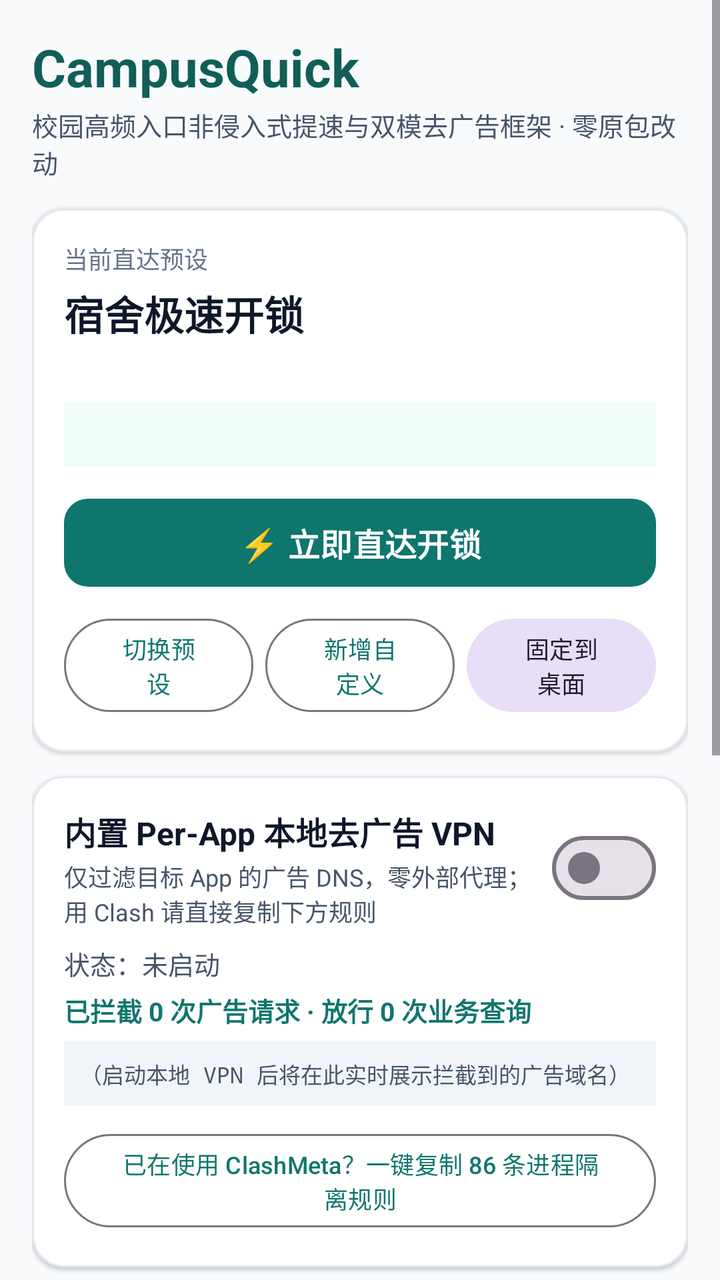
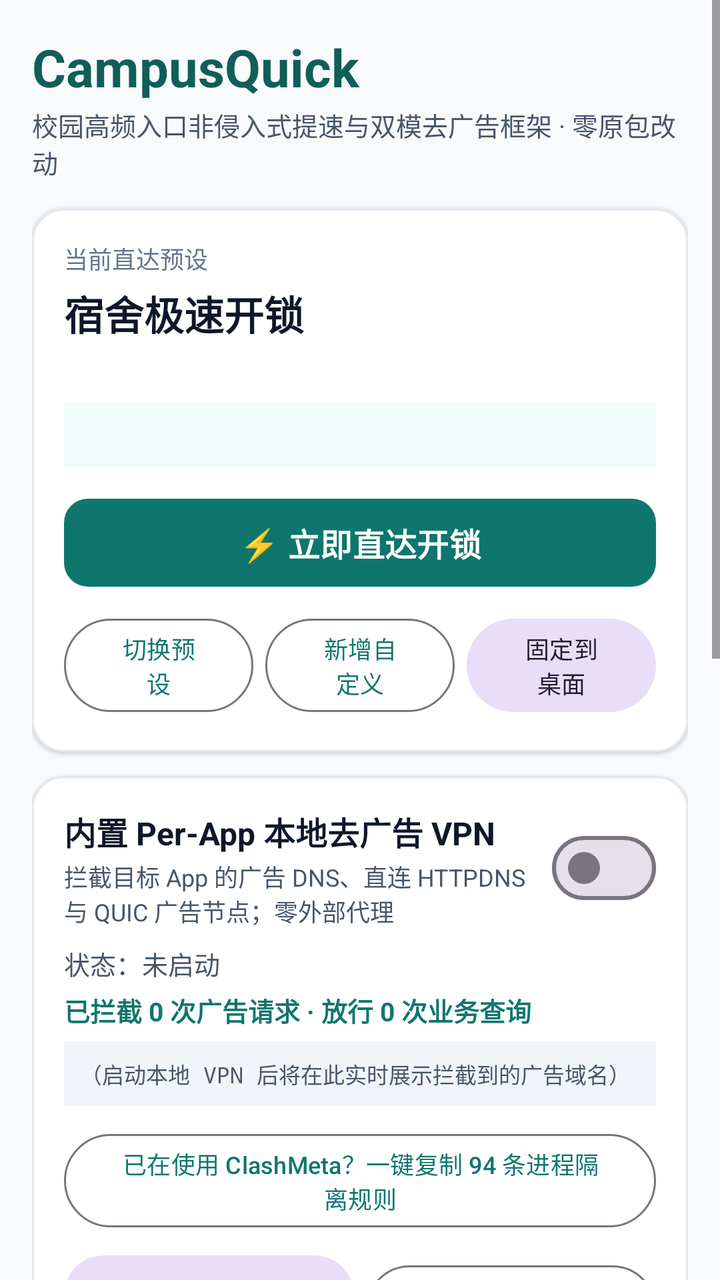

Compare the two renders of this Android layout. The source of the first and the diff that turns it into the second are given below.
<!-- AndroidManifest.xml: application theme Theme.CampusQuick -->
<!-- res/layout/activity_main.xml -->
<?xml version="1.0" encoding="utf-8"?>
<ScrollView xmlns:android="http://schemas.android.com/apk/res/android"
    xmlns:app="http://schemas.android.com/apk/res-auto"
    android:layout_width="match_parent"
    android:layout_height="match_parent"
    android:background="@color/bg_page"
    android:fillViewport="true">

    <LinearLayout
        android:layout_width="match_parent"
        android:layout_height="wrap_content"
        android:orientation="vertical"
        android:padding="16dp">

        
        <TextView
            android:layout_width="wrap_content"
            android:layout_height="wrap_content"
            android:text="CampusQuick"
            android:textColor="@color/brand_primary_dark"
            android:textSize="26sp"
            android:textStyle="bold" />

        <TextView
            android:layout_width="wrap_content"
            android:layout_height="wrap_content"
            android:layout_marginTop="2dp"
            android:layout_marginBottom="14dp"
            android:text="校园高频入口非侵入式提速与双模去广告框架 · 零原包改动"
            android:textColor="@color/text_secondary"
            android:textSize="13sp" />

        
        <com.google.android.material.card.MaterialCardView
            android:layout_width="match_parent"
            android:layout_height="wrap_content"
            app:cardBackgroundColor="@color/card_bg"
            app:cardCornerRadius="16dp"
            app:cardElevation="1dp"
            app:strokeColor="@color/card_stroke"
            app:strokeWidth="1dp">

            <LinearLayout
                android:layout_width="match_parent"
                android:layout_height="wrap_content"
                android:orientation="vertical"
                android:padding="16dp">

                <TextView
                    android:layout_width="wrap_content"
                    android:layout_height="wrap_content"
                    android:text="当前直达预设"
                    android:textColor="@color/text_muted"
                    android:textSize="12sp" />

                <TextView
                    android:id="@+id/tvActivePresetName"
                    android:layout_width="wrap_content"
                    android:layout_height="wrap_content"
                    android:layout_marginTop="4dp"
                    android:text="宿舍极速开锁"
                    android:textColor="@color/text_primary"
                    android:textSize="20sp"
                    android:textStyle="bold" />

                <TextView
                    android:id="@+id/tvActivePresetDesc"
                    android:layout_width="match_parent"
                    android:layout_height="wrap_content"
                    android:layout_marginTop="4dp"
                    android:textColor="@color/text_secondary"
                    android:textSize="13sp" />

                <TextView
                    android:id="@+id/tvDistanceHint"
                    android:layout_width="match_parent"
                    android:layout_height="wrap_content"
                    android:layout_marginTop="8dp"
                    android:background="@color/brand_surface_tint"
                    android:padding="8dp"
                    android:textColor="@color/brand_primary_dark"
                    android:textSize="12sp" />

                <com.google.android.material.button.MaterialButton
                    android:id="@+id/btnLaunchNow"
                    android:layout_width="match_parent"
                    android:layout_height="52dp"
                    android:layout_marginTop="12dp"
                    android:text="@string/btn_launch_now"
                    android:textSize="16sp"
                    android:textStyle="bold"
                    app:backgroundTint="@color/brand_primary"
                    app:cornerRadius="12dp" />

                <LinearLayout
                    android:layout_width="match_parent"
                    android:layout_height="wrap_content"
                    android:layout_marginTop="8dp"
                    android:orientation="horizontal">

                    <com.google.android.material.button.MaterialButton
                        android:id="@+id/btnSwitchPreset"
                        style="@style/Widget.Material3.Button.OutlinedButton"
                        android:layout_width="0dp"
                        android:layout_height="wrap_content"
                        android:layout_weight="1"
                        android:text="@string/btn_switch_preset"
                        android:textSize="12sp" />

                    <com.google.android.material.button.MaterialButton
                        android:id="@+id/btnAddPreset"
                        style="@style/Widget.Material3.Button.OutlinedButton"
                        android:layout_width="0dp"
                        android:layout_height="wrap_content"
                        android:layout_marginStart="6dp"
                        android:layout_weight="1"
                        android:text="@string/btn_add_preset"
                        android:textSize="12sp" />

                    <com.google.android.material.button.MaterialButton
                        android:id="@+id/btnPinShortcut"
                        style="@style/Widget.Material3.Button.TonalButton"
                        android:layout_width="0dp"
                        android:layout_height="wrap_content"
                        android:layout_marginStart="6dp"
                        android:layout_weight="1"
                        android:text="@string/btn_pin_shortcut"
                        android:textSize="12sp" />
                </LinearLayout>
            </LinearLayout>
        </com.google.android.material.card.MaterialCardView>

        
        <com.google.android.material.card.MaterialCardView
            android:layout_width="match_parent"
            android:layout_height="wrap_content"
            android:layout_marginTop="12dp"
            app:cardBackgroundColor="@color/card_bg"
            app:cardCornerRadius="16dp"
            app:cardElevation="1dp"
            app:strokeColor="@color/card_stroke"
            app:strokeWidth="1dp">

            <LinearLayout
                android:layout_width="match_parent"
                android:layout_height="wrap_content"
                android:orientation="vertical"
                android:padding="16dp">

                <LinearLayout
                    android:layout_width="match_parent"
                    android:layout_height="wrap_content"
                    android:gravity="center_vertical"
                    android:orientation="horizontal">

                    <LinearLayout
                        android:layout_width="0dp"
                        android:layout_height="wrap_content"
                        android:layout_weight="1"
                        android:orientation="vertical">

                        <TextView
                            android:layout_width="wrap_content"
                            android:layout_height="wrap_content"
                            android:text="内置 Per-App 本地去广告 VPN"
                            android:textColor="@color/text_primary"
                            android:textSize="16sp"
                            android:textStyle="bold" />

                        <TextView
                            android:layout_width="wrap_content"
                            android:layout_height="wrap_content"
                            android:layout_marginTop="2dp"
                            android:text="仅过滤目标 App 的广告 DNS，零外部代理；用 Clash 请直接复制下方规则"
                            android:textColor="@color/text_secondary"
                            android:textSize="12sp" />
                    </LinearLayout>

                    <com.google.android.material.materialswitch.MaterialSwitch
                        android:id="@+id/switchLocalVpn"
                        android:layout_width="wrap_content"
                        android:layout_height="wrap_content" />
                </LinearLayout>

                <TextView
                    android:id="@+id/tvVpnStatus"
                    android:layout_width="match_parent"
                    android:layout_height="wrap_content"
                    android:layout_marginTop="8dp"
                    android:text="状态：未启动"
                    android:textColor="@color/text_secondary"
                    android:textSize="13sp" />

                <TextView
                    android:id="@+id/tvVpnStats"
                    android:layout_width="match_parent"
                    android:layout_height="wrap_content"
                    android:layout_marginTop="4dp"
                    android:text="已拦截 0 次广告请求 · 放行 0 次业务查询"
                    android:textColor="@color/brand_primary"
                    android:textSize="13sp"
                    android:textStyle="bold" />

                <TextView
                    android:id="@+id/tvVpnRecentLog"
                    android:layout_width="match_parent"
                    android:layout_height="wrap_content"
                    android:layout_marginTop="6dp"
                    android:background="#F1F5F9"
                    android:fontFamily="monospace"
                    android:maxLines="6"
                    android:padding="8dp"
                    android:text="（启动本地 VPN 后将在此实时展示拦截到的广告域名）"
                    android:textColor="@color/text_secondary"
                    android:textSize="11sp" />

                <com.google.android.material.button.MaterialButton
                    android:id="@+id/btnCopyClashRules"
                    style="@style/Widget.Material3.Button.OutlinedButton"
                    android:layout_width="match_parent"
                    android:layout_height="wrap_content"
                    android:layout_marginTop="10dp"
                    android:text="已在使用 ClashMeta？一键复制 86 条进程隔离规则"
                    android:textSize="12sp" />
            </LinearLayout>
        </com.google.android.material.card.MaterialCardView>

        
        <com.google.android.material.card.MaterialCardView
            android:layout_width="match_parent"
            android:layout_height="wrap_content"
            android:layout_marginTop="12dp"
            app:cardBackgroundColor="@color/card_bg"
            app:cardCornerRadius="16dp"
            app:cardElevation="1dp"
            app:strokeColor="@color/card_stroke"
            app:strokeWidth="1dp">

            <LinearLayout
                android:layout_width="match_parent"
                android:layout_height="wrap_content"
                android:orientation="vertical"
                android:padding="16dp">

                <TextView
                    android:layout_width="wrap_content"
                    android:layout_height="wrap_content"
                    android:text="门前极速触发（NFC 贴纸 + BLE 防呆）"
                    android:textColor="@color/text_primary"
                    android:textSize="16sp"
                    android:textStyle="bold" />

                <com.google.android.material.button.MaterialButton
                    android:id="@+id/btnWriteNfc"
                    style="@style/Widget.Material3.Button.TonalButton"
                    android:layout_width="match_parent"
                    android:layout_height="wrap_content"
                    android:layout_marginTop="10dp"
                    android:text="写入门框 NFC 贴纸（一碰直达开锁页）" />

                <TextView
                    android:id="@+id/tvNfcHint"
                    android:layout_width="match_parent"
                    android:layout_height="wrap_content"
                    android:layout_marginTop="4dp"
                    android:text="支持 NTAG213/215 空白贴纸，贴在宿舍门框上，手机轻触自动跳门锁页"
                    android:textColor="@color/text_muted"
                    android:textSize="12sp" />

                <LinearLayout
                    android:layout_width="match_parent"
                    android:layout_height="wrap_content"
                    android:layout_marginTop="12dp"
                    android:gravity="center_vertical"
                    android:orientation="horizontal">

                    <EditText
                        android:id="@+id/etBlePrefix"
                        android:layout_width="0dp"
                        android:layout_height="wrap_content"
                        android:layout_weight="1"
                        android:hint="门锁蓝牙前缀（默认 MVL）"
                        android:inputType="textNoSuggestions"
                        android:textSize="13sp" />

                    <com.google.android.material.button.MaterialButton
                        android:id="@+id/btnToggleBleScan"
                        style="@style/Widget.Material3.Button.OutlinedButton"
                        android:layout_width="wrap_content"
                        android:layout_height="wrap_content"
                        android:layout_marginStart="8dp"
                        android:text="开启近场测距"
                        android:textSize="12sp" />
                </LinearLayout>

                <TextView
                    android:id="@+id/tvBleStatus"
                    android:layout_width="match_parent"
                    android:layout_height="wrap_content"
                    android:layout_marginTop="6dp"
                    android:text="BLE 近场防呆：未开启（可检测是否已到门前 1 米内，避免 31 秒蓝牙重连卡顿）"
                    android:textColor="@color/text_secondary"
                    android:textSize="12sp" />
            </LinearLayout>
        </com.google.android.material.card.MaterialCardView>

        
        <com.google.android.material.card.MaterialCardView
            android:layout_width="match_parent"
            android:layout_height="wrap_content"
            android:layout_marginTop="12dp"
            android:layout_marginBottom="20dp"
            app:cardBackgroundColor="@color/card_bg"
            app:cardCornerRadius="16dp"
            app:cardElevation="1dp"
            app:strokeColor="@color/card_stroke"
            app:strokeWidth="1dp">

            <LinearLayout
                android:layout_width="match_parent"
                android:layout_height="wrap_content"
                android:orientation="vertical"
                android:padding="16dp">

                <LinearLayout
                    android:layout_width="match_parent"
                    android:layout_height="wrap_content"
                    android:gravity="center_vertical"
                    android:orientation="horizontal">

                    <TextView
                        android:layout_width="0dp"
                        android:layout_height="wrap_content"
                        android:layout_weight="1"
                        android:text="5 项环境自检诊断"
                        android:textColor="@color/text_primary"
                        android:textSize="16sp"
                        android:textStyle="bold" />

                    <com.google.android.material.button.MaterialButton
                        android:id="@+id/btnRunDiagnostics"
                        style="@style/Widget.Material3.Button.TextButton"
                        android:layout_width="wrap_content"
                        android:layout_height="wrap_content"
                        android:text="重新体检" />
                </LinearLayout>

                <LinearLayout
                    android:id="@+id/containerDiagnostics"
                    android:layout_width="match_parent"
                    android:layout_height="wrap_content"
                    android:orientation="vertical" />

                <com.google.android.material.button.MaterialButton
                    android:id="@+id/btnOpenBatterySettings"
                    style="@style/Widget.Material3.Button.OutlinedButton"
                    android:layout_width="match_parent"
                    android:layout_height="wrap_content"
                    android:layout_marginTop="10dp"
                    android:text="前往系统电池优化设置（保持后台常驻）"
                    android:textSize="12sp" />
            </LinearLayout>
        </com.google.android.material.card.MaterialCardView>
    </LinearLayout>
</ScrollView>
<!-- resources referenced by this layout -->
<resources>
  <color name="bg_page">#F8FAFC</color>
  <color name="brand_primary">#0F766E</color>
  <color name="brand_primary_dark">#115E59</color>
  <color name="brand_surface_tint">#F0FDFA</color>
  <color name="card_bg">#FFFFFF</color>
  <color name="card_stroke">#E2E8F0</color>
  <color name="text_muted">#64748B</color>
  <color name="text_primary">#0F172A</color>
  <color name="text_secondary">#475569</color>
  <string name="btn_add_preset">新增自定义</string>
  <string name="btn_launch_now">⚡ 立即直达开锁</string>
  <string name="btn_pin_shortcut">固定到桌面</string>
  <string name="btn_switch_preset">切换预设</string>
  <style name="Theme.CampusQuick" parent="Theme.Material3.Light.NoActionBar">
          <item name="colorPrimary">@color/brand_primary</item>
          <item name="colorPrimaryVariant">@color/brand_primary_dark</item>
          <item name="colorSecondary">@color/brand_accent</item>
          <item name="android:statusBarColor">@color/brand_primary_dark</item>
          <item name="android:windowBackground">@color/bg_page</item>
      </style>
  <color name="brand_accent">#14B8A6</color>
</resources>

<!-- the commit's change to res/layout/activity_main.xml (unified diff, before → after) -->
@@ -171,7 +171,7 @@
                             android:layout_width="wrap_content"
                             android:layout_height="wrap_content"
                             android:layout_marginTop="2dp"
-                            android:text="仅过滤目标 App 的广告 DNS，零外部代理；用 Clash 请直接复制下方规则"
+                            android:text="拦截目标 App 的广告 DNS、直连 HTTPDNS 与 QUIC 广告节点；零外部代理"
                             android:textColor="@color/text_secondary"
                             android:textSize="12sp" />
                     </LinearLayout>
@@ -220,8 +220,77 @@
                     android:layout_width="match_parent"
                     android:layout_height="wrap_content"
                     android:layout_marginTop="10dp"
-                    android:text="已在使用 ClashMeta？一键复制 86 条进程隔离规则"
-                    android:textSize="12sp" />
+                    android:text="已在使用 ClashMeta？一键复制 94 条进程隔离规则"
+                    android:textSize="12sp" />
+
+                <LinearLayout
+                    android:layout_width="match_parent"
+                    android:layout_height="wrap_content"
+                    android:layout_marginTop="6dp"
+                    android:orientation="horizontal">
+
+                    <com.google.android.material.button.MaterialButton
+                        android:id="@+id/btnClearTargetCache"
+                        style="@style/Widget.Material3.Button.TonalButton"
+                        android:layout_width="0dp"
+                        android:layout_height="wrap_content"
+                        android:layout_weight="1"
+                        android:text="清理残留广告缓存"
+                        android:textSize="12sp" />
+
+                    <com.google.android.material.button.MaterialButton
+                        android:id="@+id/btnAlwaysOnVpn"
+                        style="@style/Widget.Material3.Button.OutlinedButton"
+                        android:layout_width="0dp"
+                        android:layout_height="wrap_content"
+                        android:layout_marginStart="6dp"
+                        android:layout_weight="1"
+                        android:text="设为始终开启 VPN"
+                        android:textSize="12sp" />
+                </LinearLayout>
+
+                <LinearLayout
+                    android:layout_width="match_parent"
+                    android:layout_height="wrap_content"
+                    android:layout_marginTop="10dp"
+                    android:background="@color/brand_surface_tint"
+                    android:gravity="center_vertical"
+                    android:orientation="horizontal"
+                    android:padding="10dp">
+
+                    <LinearLayout
+                        android:layout_width="0dp"
+                        android:layout_height="wrap_content"
+                        android:layout_weight="1"
+                        android:orientation="vertical">
+
+                        <TextView
+                            android:layout_width="wrap_content"
+                            android:layout_height="wrap_content"
+                            android:text="兜底自动跳过（无障碍 · 仅限天猫校园）"
+                            android:textColor="@color/brand_primary_dark"
+                            android:textSize="13sp"
+                            android:textStyle="bold" />
+
+                        <TextView
+                            android:id="@+id/tvSkipStatus"
+                            android:layout_width="wrap_content"
+                            android:layout_height="wrap_content"
+                            android:layout_marginTop="2dp"
+                            android:text="未开启（可选 · 可毫秒级跳过离线缓存与自营运营开屏/弹窗）"
+                            android:textColor="@color/text_secondary"
+                            android:textSize="11sp" />
+                    </LinearLayout>
+
+                    <com.google.android.material.button.MaterialButton
+                        android:id="@+id/btnOpenAccessibility"
+                        style="@style/Widget.Material3.Button.OutlinedButton"
+                        android:layout_width="wrap_content"
+                        android:layout_height="wrap_content"
+                        android:layout_marginStart="8dp"
+                        android:text="去开启"
+                        android:textSize="12sp" />
+                </LinearLayout>
             </LinearLayout>
         </com.google.android.material.card.MaterialCardView>
 
